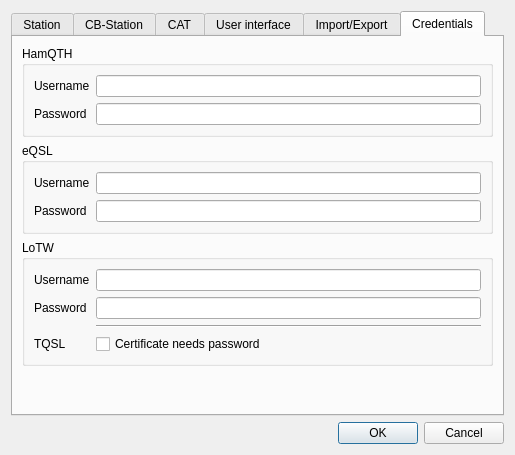
Before: the Qt Designer form ui_files/DragonLog_Settings.ui in gitandy/DragonLog, drawn with Qt 5.
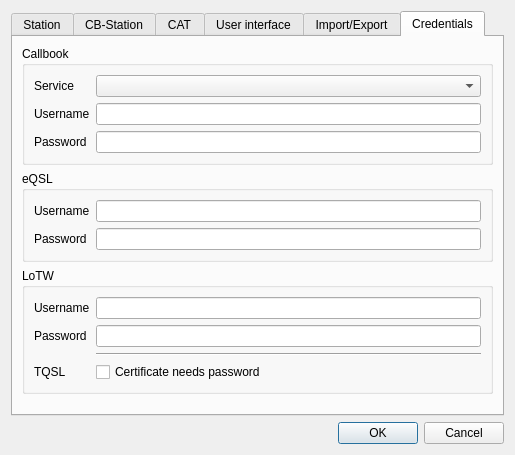
After: the same form once the commit is applied. The open tabs and pages were chosen to show the change.

Commit message: Changed settings to provide diffrent callbook services

```diff
--- a/ui_files/DragonLog_Settings.ui
+++ b/ui_files/DragonLog_Settings.ui
@@ -881,33 +881,43 @@
        <item>
         <widget class="QGroupBox" name="groupBox_5">
          <property name="title">
-          <string>HamQTH</string>
+          <string>Callbook</string>
          </property>
          <layout class="QFormLayout" name="formLayout_4">
-          <item row="0" column="0">
+          <item row="1" column="0">
            <widget class="QLabel" name="label_16">
             <property name="text">
              <string>Username</string>
             </property>
            </widget>
           </item>
-          <item row="0" column="1">
+          <item row="1" column="1">
            <widget class="QLineEdit" name="callbookUserLineEdit"/>
           </item>
-          <item row="1" column="0">
+          <item row="2" column="0">
            <widget class="QLabel" name="label_17">
             <property name="text">
              <string>Password</string>
             </property>
            </widget>
           </item>
-          <item row="1" column="1">
+          <item row="2" column="1">
            <widget class="QLineEdit" name="callbookPasswdLineEdit">
             <property name="echoMode">
              <enum>QLineEdit::PasswordEchoOnEdit</enum>
             </property>
            </widget>
           </item>
+          <item row="0" column="1">
+           <widget class="QComboBox" name="callbookComboBox"/>
+          </item>
+          <item row="0" column="0">
+           <widget class="QLabel" name="label_24">
+            <property name="text">
+             <string>Service</string>
+            </property>
+           </widget>
+          </item>
          </layout>
         </widget>
        </item>
```
The commit also changes 5 other files.
